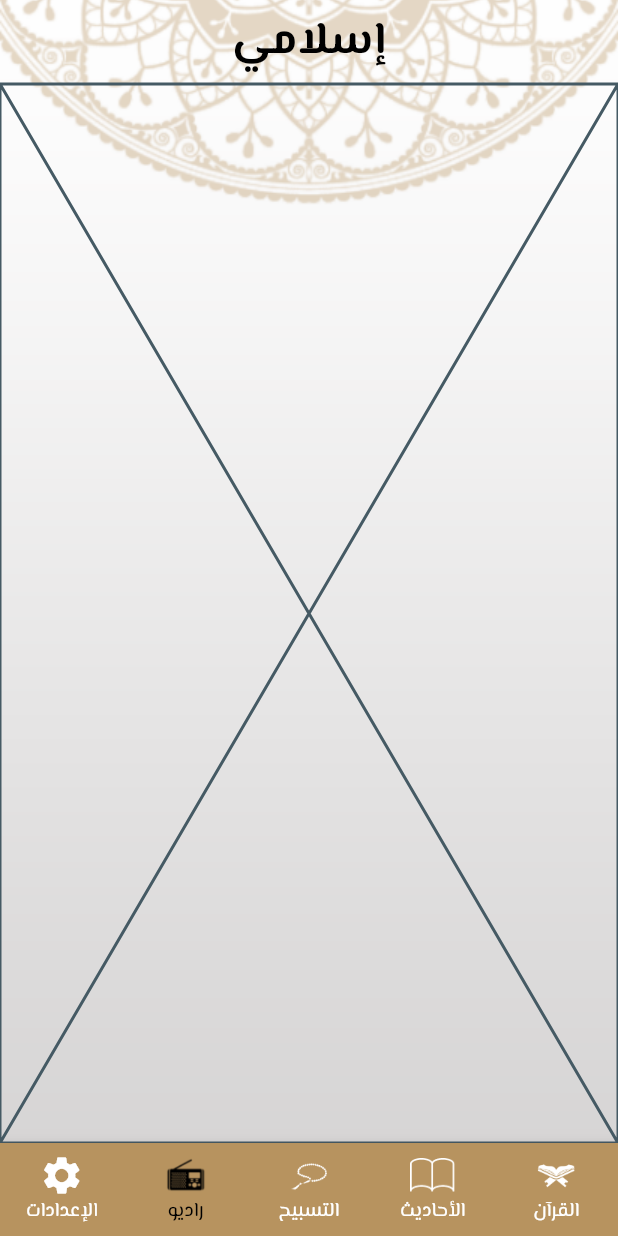
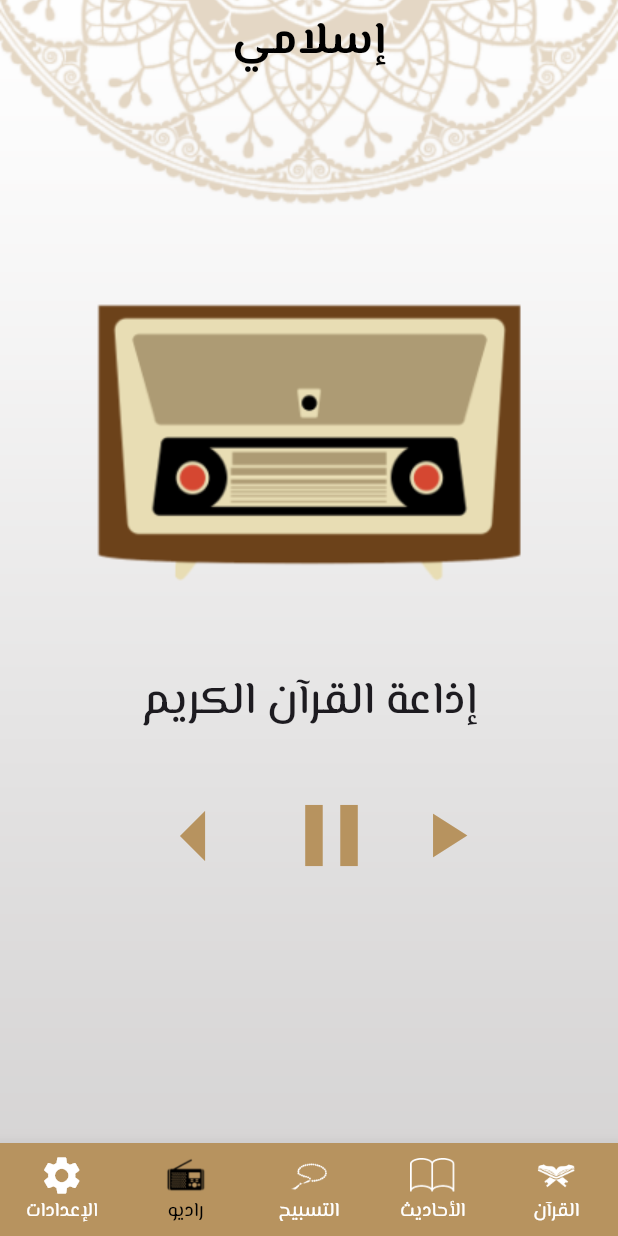
Before and after one commit to Mohameed-Asad/Islami_App, a Flutter app: the screen it shows after launch, item 2 of the bottom bar chosen, on a phone screen of 412 x 824 dp. Run offline on Flutter 3.47's test engine with Material 3 defaults, Android fonts, the phone set to English and light mode, and no system bars; our stand-ins replace animated_custom_dropdown.

Commit message:
finish radio and settings feature

```diff
--- a/lib/radio_screen.dart
+++ b/lib/radio_screen.dart
@@ -1,10 +1,57 @@
 import 'package:flutter/material.dart';
+import 'package:islamii_app/theme_manager.dart';
 
 class RadioScreen extends StatelessWidget {
   const RadioScreen({super.key});
 
   @override
   Widget build(BuildContext context) {
-    return const Placeholder();
+    return Column(
+      children: [
+        Container(
+            height: 350,
+            child: Image.asset(
+              "assets/Images/radio_image.png",
+              height: MediaQuery.of(context).size.height * 0.25,
+              alignment: Alignment.bottomCenter,
+            )),
+        Padding(
+          padding: const EdgeInsets.only(top: 40, bottom: 20),
+          child: Text(
+            "إذاعة القرآن الكريم",
+            style: ThemeDataManager.primaryStyle.copyWith(fontSize: 30),
+          ),
+        ),
+        Row(
+          mainAxisAlignment: MainAxisAlignment.center,
+          children: [
+            IconButton(
+              onPressed: () {},
+              icon: Icon(
+                Icons.arrow_left,
+                color: ThemeDataManager.primaryColor,
+                size: 80,
+              ),
+            ),
+            IconButton(
+              onPressed: () {},
+              icon: Icon(
+                Icons.pause,
+                color: ThemeDataManager.primaryColor,
+                size: 70,
+              ),
+            ),
+            IconButton(
+              onPressed: () {},
+              icon: Icon(
+                Icons.play_arrow,
+                color: ThemeDataManager.primaryColor,
+                size: 50,
+              ),
+            ),
+          ],
+        ),
+      ],
+    );
   }
 }
```
Also changed, not shown: lib/settings_screen.dart (+47 -2 lines), pubspec.yaml (+5 -49 lines), assets/Images/radio_image.png (added), pubspec.lock.
